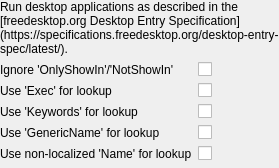
Old version of the form applications/src/configwidget_xdg.ui in the repository albertlauncher/plugins.
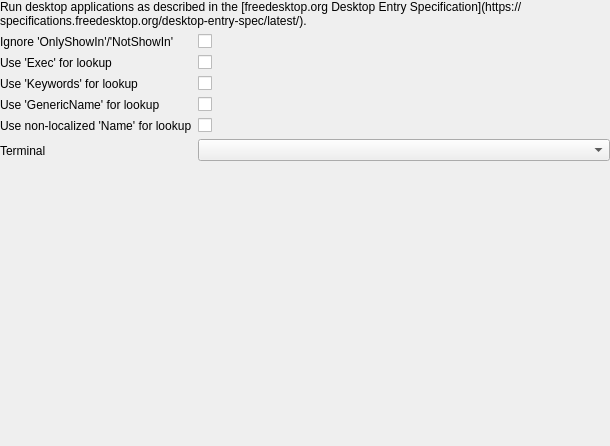
New version of the form.

```diff
--- a/applications/src/configwidget_xdg.ui
+++ b/applications/src/configwidget_xdg.ui
@@ -2,6 +2,14 @@
 <ui version="4.0">
  <class>ConfigWidget</class>
  <widget class="QWidget" name="ConfigWidget">
+  <property name="geometry">
+   <rect>
+    <x>0</x>
+    <y>0</y>
+    <width>610</width>
+    <height>446</height>
+   </rect>
+  </property>
   <layout class="QVBoxLayout" name="verticallayout_2">
    <property name="leftMargin">
     <number>0</number>
@@ -103,6 +111,30 @@
        </property>
       </widget>
      </item>
+     <item row="5" column="0">
+      <widget class="QLabel" name="label_7">
+       <property name="text">
+        <string>Terminal</string>
+       </property>
+      </widget>
+     </item>
+     <item row="5" column="1">
+      <layout class="QVBoxLayout" name="verticalLayout">
+       <item>
+        <widget class="QComboBox" name="comboBox_terminals"/>
+       </item>
+       <item>
+        <widget class="QLabel" name="label_reportMissing">
+         <property name="text">
+          <string/>
+         </property>
+         <property name="openExternalLinks">
+          <bool>true</bool>
+         </property>
+        </widget>
+       </item>
+      </layout>
+     </item>
     </layout>
    </item>
    <item>
@@ -110,6 +142,12 @@
      <property name="orientation">
       <enum>Qt::Orientation::Vertical</enum>
      </property>
+     <property name="sizeHint" stdset="0">
+      <size>
+       <width>0</width>
+       <height>0</height>
+      </size>
+     </property>
     </spacer>
    </item>
   </layout>
```
